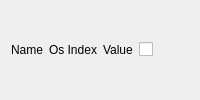
Before: the Qt Designer form apps/Qt/Views/TopologyNodeView/TopologyNodeView.ui in klapeto/elpida, drawn with Qt 5.
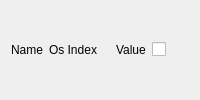
After: the same form once the commit is applied.

Commit message: Added efficiency value to topology

What changed in the file:
```diff
--- a/apps/Qt/Views/TopologyNodeView/TopologyNodeView.ui
+++ b/apps/Qt/Views/TopologyNodeView/TopologyNodeView.ui
@@ -22,6 +22,13 @@
        </property>
       </widget>
      </item>
+     <item>
+      <widget class="QLabel" name="lblEfficiencyValue">
+       <property name="text">
+        <string/>
+       </property>
+      </widget>
+     </item>
      <item>
       <widget class="QLabel" name="lblValue">
        <property name="text">
```
The commit also changes 5 other files.
